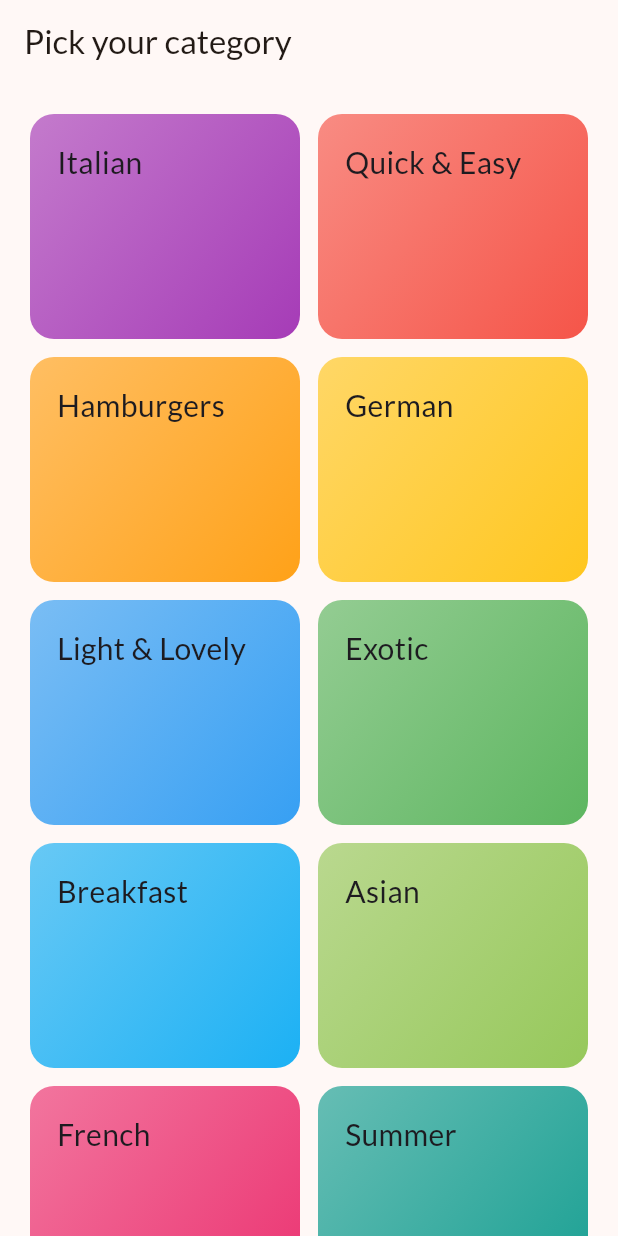
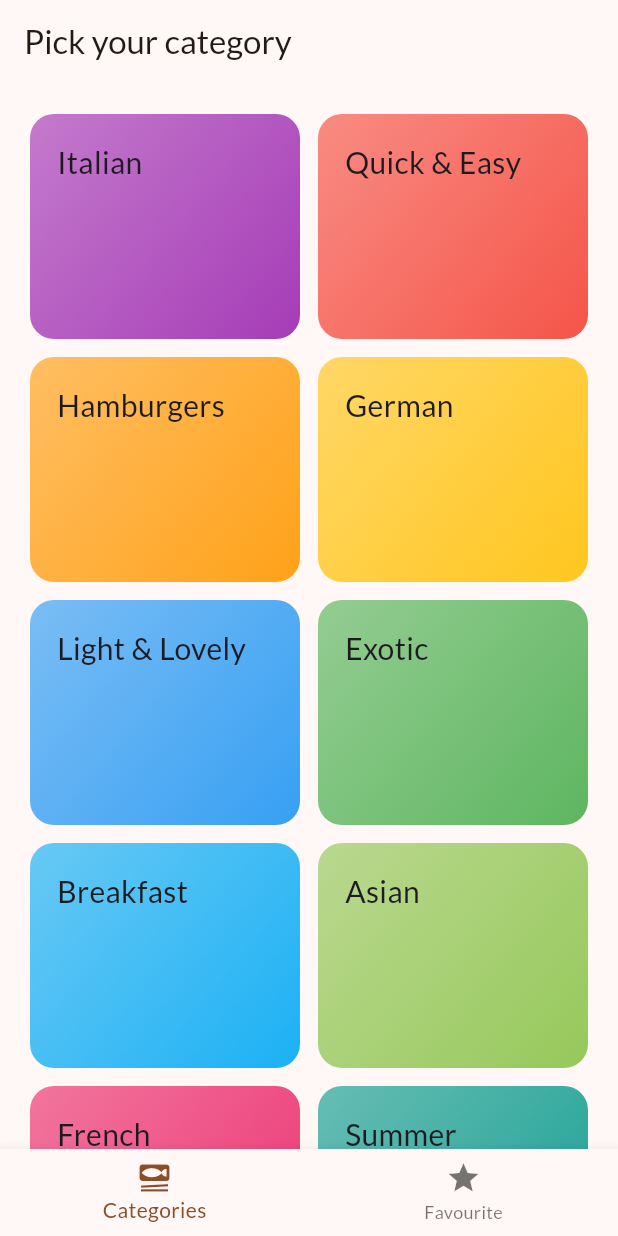
Before and after one commit to taufiqelahi/UdemyFlutterSection8, a Flutter app: the screen it shows after launch, on a phone screen of 412 x 824 dp. Run offline on Flutter 3.47's test engine with Material 3 defaults, Android fonts, the phone set to English and light mode, and no system bars; our stand-ins replace google_fonts, transparent_image.

Commit message:
Added tabar

```diff
--- a/lib/main.dart
+++ b/lib/main.dart
@@ -1,6 +1,7 @@
 import 'package:flutter/material.dart';
 import 'package:google_fonts/google_fonts.dart';
 import 'package:udemy_flutter_section8/screen/category_screen.dart';
+import 'package:udemy_flutter_section8/screen/tabbar_view_screen.dart';
 
 void main() {
   runApp(const MyApp());
@@ -22,7 +23,7 @@ class MyApp extends StatelessWidget {
   Widget build(BuildContext context) {
     return MaterialApp(
       theme: theme,
-      home: const CategoryScreen(),
+      home: const TabBarViewScreen(),
     );
   }
 }
--- /dev/null
+++ b/lib/screen/tabbar_view_screen.dart
@@ -0,0 +1,39 @@
+import 'package:flutter/material.dart';
+import 'package:udemy_flutter_section8/screen/category_screen.dart';
+import 'package:udemy_flutter_section8/screen/meals_screen.dart';
+
+class TabBarViewScreen extends StatefulWidget {
+  const TabBarViewScreen({super.key});
+
+  @override
+  State<TabBarViewScreen> createState() => _TabBarViewScreenState();
+}
+
+class _TabBarViewScreenState extends State<TabBarViewScreen> {
+  int index = 0;
+ List<Widget> widgets=[
+    CategoryScreen(),
+    MealsScreen(title: 'Favourite', meal: [])
+  ];
+  @override
+  Widget build(BuildContext context) {
+    return Scaffold(
+      body:Center(
+        child: widgets.elementAt(index),
+      ),
+      bottomNavigationBar: BottomNavigationBar(
+        onTap: (i){
+          setState(() {
+            index=i;
+          });
+        },
+        currentIndex: index,
+        items: [
+          BottomNavigationBarItem(
+              icon: Icon(Icons.set_meal), label: 'Categories'),
+          BottomNavigationBarItem(icon: Icon(Icons.star), label: 'Favourite')
+        ],
+      ),
+    );
+  }
+}
```
